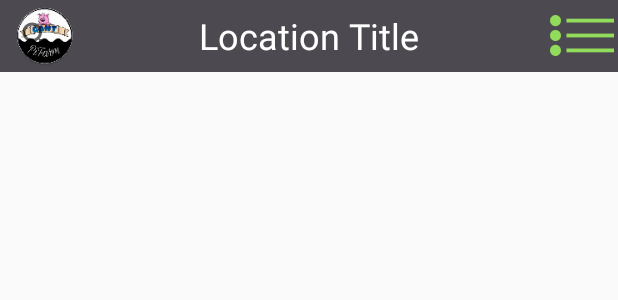
After one commit to quachtinh761/PiFarmProject, an Android app: the layout fragment_action_bar.xml on its own in the app's theme, with its tools: preview values and no code run, on a phone screen of 412 x 824 dp. The commit adds this screen. Shown: the top 300 px of the screen. Run offline under Robolectric (Android 15) with nearby library versions, the phone set to English and light mode, and no system bars.

Commit message:
Layout actionBarFragment
Layout actionBarFragment to reuse in project

```diff
--- a/sourceCode/app/build.gradle
+++ b/sourceCode/app/build.gradle
@@ -21,7 +21,8 @@ android {
 
 dependencies {
     compile fileTree(include: ['*.jar'], dir: 'libs')
+    compile files('libs/sqlite-jdbc-3.7.2.jar')
+    compile 'com.android.support:appcompat-v7:23.4.0'
+    compile 'com.android.support:support-v4:23.4.0'
     testCompile 'junit:junit:4.12'
-    compile 'com.android.support:appcompat-v7:23.2.0'
-    compile files('libs/sqlite-jdbc-3.7.2.jar')
 }
--- a/sourceCode/app/src/main/java/vn/com/gant/pifarm/Features.java
+++ b/sourceCode/app/src/main/java/vn/com/gant/pifarm/Features.java
@@ -8,9 +8,7 @@ public class Features extends AppCompatActivity {
     @Override
     protected void onCreate(Bundle savedInstanceState) {
         super.onCreate(savedInstanceState);
-        setContentView(R.layout.basic_app_bar);
-
-
+        setContentView(R.layout.activity_features);
 
     }
 }
--- /dev/null
+++ b/sourceCode/app/src/main/res/layout-large/fragment_action_bar.xml
@@ -0,0 +1,49 @@
+<FrameLayout xmlns:android="http://schemas.android.com/apk/res/android"
+    xmlns:app="http://schemas.android.com/apk/res-auto"
+    xmlns:tools="http://schemas.android.com/tools"
+    android:layout_width="match_parent"
+    android:layout_height="match_parent"
+    tools:context="vn.com.gant.pifarm.ActionBarFragment">
+
+    <RelativeLayout
+        android:layout_width="match_parent"
+        android:layout_height="wrap_content"
+        android:background="@color/toolbarBackground">
+
+
+        <ImageView
+            android:layout_width="40dp"
+            android:layout_height="40dp"
+            app:srcCompat="@drawable/logo"
+            android:layout_centerVertical="true"
+            android:layout_marginLeft="10dp"
+            android:id="@+id/imageLogoBarIcon" />
+
+        <ImageButton
+            android:layout_width="wrap_content"
+            android:layout_height="wrap_content"
+            app:srcCompat="@drawable/option_icon"
+            android:background="@color/toolbarBackground"
+            android:id="@+id/imageButton"
+            android:layout_alignParentTop="true"
+            android:layout_alignParentEnd="true" />
+
+        <SearchView
+            android:layout_width="wrap_content"
+            android:layout_height="wrap_content"
+            android:id="@+id/searchBar"
+            android:layout_alignParentTop="true"
+            android:layout_toStartOf="@+id/imageButton" />
+
+        <TextView
+            android:text="@string/locationTitle"
+            android:textColor="@color/white"
+            android:textSize="24sp"
+            android:layout_width="wrap_content"
+            android:layout_height="wrap_content"
+            android:id="@+id/textView2"
+            android:layout_centerVertical="true"
+            android:layout_centerHorizontal="true" />
+    </RelativeLayout>
+
+</FrameLayout>
--- /dev/null
+++ b/sourceCode/app/src/main/res/layout/fragment_action_bar.xml
@@ -0,0 +1,49 @@
+<FrameLayout xmlns:android="http://schemas.android.com/apk/res/android"
+    xmlns:app="http://schemas.android.com/apk/res-auto"
+    xmlns:tools="http://schemas.android.com/tools"
+    android:layout_width="match_parent"
+    android:layout_height="match_parent"
+    tools:context="vn.com.gant.pifarm.ActionBarFragment">
+
+    <RelativeLayout
+        android:layout_width="match_parent"
+        android:layout_height="wrap_content"
+        android:background="@color/toolbarBackground">
+
+
+        <ImageView
+            android:layout_width="40dp"
+            android:layout_height="40dp"
+            app:srcCompat="@drawable/logo"
+            android:layout_centerVertical="true"
+            android:layout_marginLeft="10dp"
+            android:id="@+id/imageLogoBarIcon" />
+
+        <ImageButton
+            android:layout_width="wrap_content"
+            android:layout_height="wrap_content"
+            app:srcCompat="@drawable/option_icon"
+            android:background="@color/toolbarBackground"
+            android:id="@+id/ibtnMenuBar"
+            android:layout_alignParentTop="true"
+            android:layout_alignParentEnd="true" />
+
+        <SearchView
+            android:layout_width="wrap_content"
+            android:layout_height="wrap_content"
+            android:id="@+id/searchBar"
+            android:layout_alignParentTop="true"
+            android:layout_toStartOf="@+id/imageButton" />
+
+        <TextView
+            android:text="@string/locationTitle"
+            android:textColor="@color/white"
+            android:textSize="24sp"
+            android:layout_width="wrap_content"
+            android:layout_height="wrap_content"
+            android:id="@+id/txvLocationBar"
+            android:layout_centerVertical="true"
+            android:layout_centerHorizontal="true" />
+    </RelativeLayout>
+
+</FrameLayout>
--- a/sourceCode/app/src/main/res/values/strings.xml
+++ b/sourceCode/app/src/main/res/values/strings.xml
@@ -9,4 +9,8 @@
     <string name="forgotPassword">Quên mật khẩu?</string>
     <string name="textDerector"> Hoặc tạo tài khoảng với</string>
     <string name="introTitle">Giới thiệu</string>
+    <string name="locationTitle">Location Title</string>
+
+    <!-- TODO: Remove or change this placeholder text -->
+    <string name="hello_blank_fragment">Hello blank fragment</string>
 </resources>
```
Also changed, not shown: sourceCode/app/src/main/java/vn/com/gant/pifarm/ActionBarFragment.java (added, +29 -0 lines), sourceCode/app/src/main/java/vn/com/gant/pifarm/ActionBarHasBackFragment.java (added, +29 -0 lines), sourceCode/app/src/main/res/layout-large/basic_app_bar.xml (deleted, +0 -7 lines), sourceCode/app/src/main/res/layout-large/fragment_action_bar_has_back.xml (added, +13 -0 lines), sourceCode/app/src/main/res/layout/activity_features.xml (+23 -6 lines), sourceCode/app/src/main/res/layout/basic_app_bar.xml (deleted, +0 -7 lines), sourceCode/app/src/main/res/layout/fragment_action_bar_has_back.xml (added, +16 -0 lines), sourceCode/app/src/main/res/drawable-hdpi/option_icon.png (added), sourceCode/app/src/main/res/drawable-mdpi/option_icon.png (added), sourceCode/app/src/main/res/drawable-xhdpi/option_icon.png (added), sourceCode/app/src/main/res/drawable-xxhdpi/option_icon.png (added), sourceCode/app/src/main/res/drawable-xxxhdpi/option_icon.png (added), sourceCode/app/src/main/res/drawable/option_icon.png (added).
